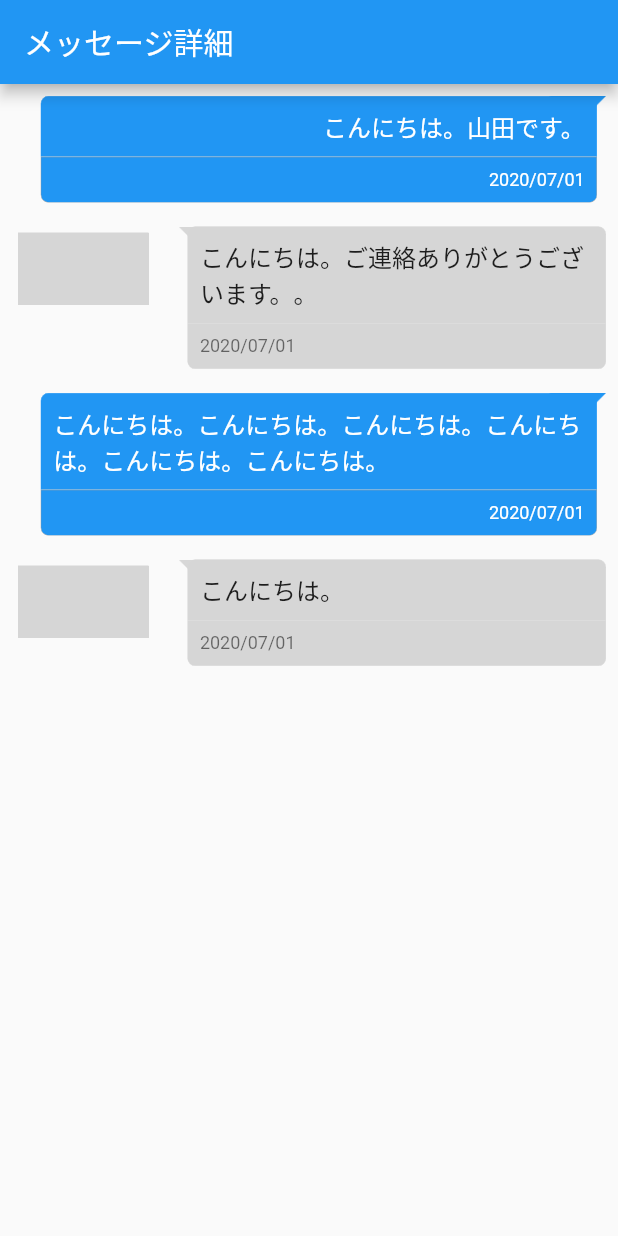
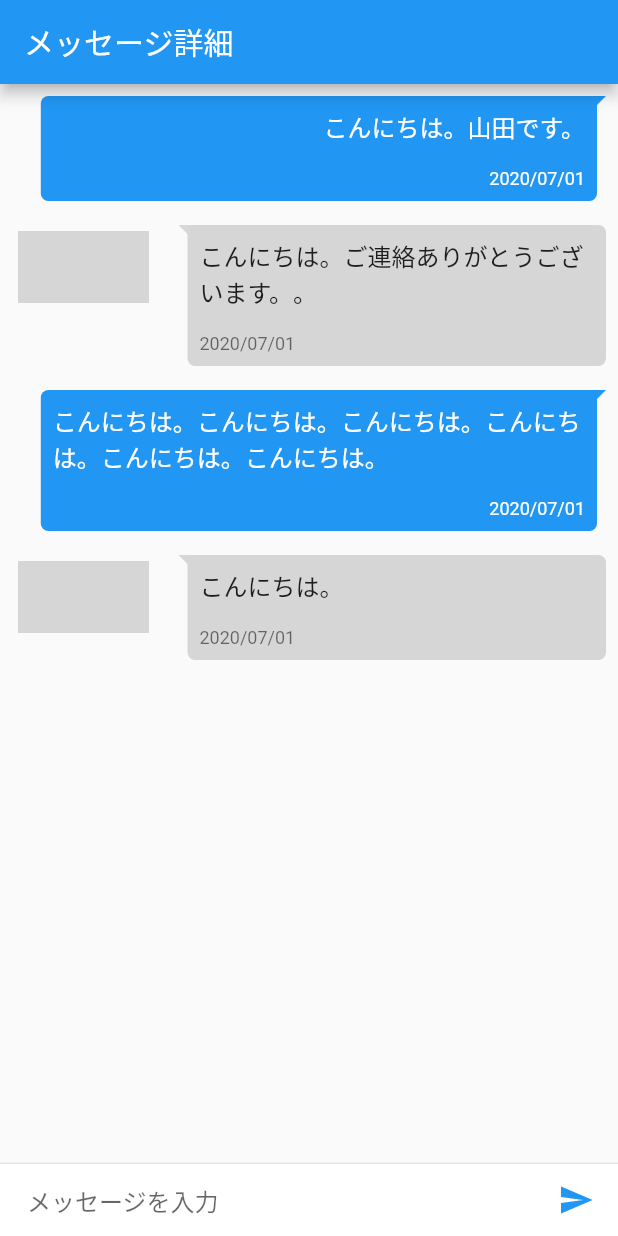
Before and after one commit to stv-ekushida/flutter_massage_screen, a Flutter app: the screen it shows after launch, on a phone screen of 412 x 824 dp. Run offline on Flutter 3.47's test engine with Material 2 defaults, Android fonts, the phone set to English and light mode, and no system bars; missing offline and left inert: flutter_advanced_networkimage; grey boxes are pictures that could not be loaded.

Commit message:
送信フォームを追加

```diff
--- /dev/null
+++ b/lib/views/compornents/message_form.dart
@@ -0,0 +1,43 @@
+import 'package:flutter/material.dart';
+
+class MessageForm extends StatelessWidget {
+  final VoidCallback onPressed;
+
+  const MessageForm({this.onPressed});
+
+  @override
+  Widget build(BuildContext context) {
+    return Container(
+        decoration: BoxDecoration(color: Theme.of(context).cardColor),
+        child: IconTheme(
+          data: IconThemeData(color: Theme.of(context).accentColor),
+          child: Container(
+            margin: const EdgeInsets.symmetric(horizontal: 2.0),
+            child: new Row(
+              children: <Widget>[
+                SizedBox(
+                  width: 16,
+                ),
+
+                //入力フォーム
+                Flexible(
+                  child: TextField(
+                    decoration: InputDecoration.collapsed(hintText: "メッセージを入力"),
+                  ),
+                ),
+
+                //送信ボタン
+                Container(
+                    margin: EdgeInsets.symmetric(horizontal: 2.0),
+                    width: 48.0,
+                    height: 48.0,
+                    child: IconButton(
+                      icon: Icon(Icons.send),
+                      onPressed: onPressed,
+                    ))
+              ],
+            ),
+          ),
+        ));
+  }
+}
--- a/lib/views/compornents/receive_message_view.dart
+++ b/lib/views/compornents/receive_message_view.dart
@@ -17,7 +17,7 @@ class ReceiveMessageView extends StatelessWidget {
           mainAxisAlignment: MainAxisAlignment.start,
           crossAxisAlignment: CrossAxisAlignment.start,
           children: <Widget>[
-            //サムネイル
+            //サムネイル画像
             Expanded(
               flex: 1,
               child: Container(
@@ -34,7 +34,7 @@ class ReceiveMessageView extends StatelessWidget {
               width: 16,
             ),
 
-            //メッセージ
+            //受信メッセージ
             Expanded(
               flex: 3,
               child: Column(
@@ -52,10 +52,6 @@ class ReceiveMessageView extends StatelessWidget {
                         margin: const EdgeInsets.only(left: 6.0),
                         decoration: BoxDecoration(
                           color: backgroundColor,
-                          border: Border.all(
-                              color: backgroundColor,
-                              width: .25,
-                              style: BorderStyle.solid),
                           borderRadius: BorderRadius.only(
                               topRight: Radius.circular(5.0),
                               topLeft: Radius.circular(5.0)),
@@ -70,15 +66,11 @@ class ReceiveMessageView extends StatelessWidget {
                     ],
                   ),
 
-                  //date time
+                  //受信日時
                   Container(
                     margin: const EdgeInsets.only(left: 6.0),
                     decoration: BoxDecoration(
                       color: backgroundColor,
-                      border: Border.all(
-                          color: backgroundColor,
-                          width: .25,
-                          style: BorderStyle.solid),
                       borderRadius: BorderRadius.only(
                         bottomRight: Radius.circular(5.0),
                         bottomLeft: Radius.circular(5.0),
@@ -96,6 +88,5 @@ class ReceiveMessageView extends StatelessWidget {
             ),
           ],
         ));
-    ;
   }
 }
--- a/lib/views/compornents/send_message_view.dart
+++ b/lib/views/compornents/send_message_view.dart
@@ -21,7 +21,6 @@ class SendMessageView extends StatelessWidget {
               Stack(
                 alignment: Alignment.topRight,
                 children: <Widget>[
-                  //for right corner
                   Image.asset(
                     'images/send_message.png',
                     fit: BoxFit.scaleDown,
@@ -30,15 +29,12 @@ class SendMessageView extends StatelessWidget {
                     color: _backgroundColor,
                   ),
 
+                  //送信メッセージ
                   Container(
                     margin: const EdgeInsets.only(right: 6.0),
                     width: MediaQuery.of(context).size.width * 0.9,
                     decoration: BoxDecoration(
                       color: Theme.of(context).primaryColor,
-                      border: Border.all(
-                          color: _backgroundColor,
-                          width: .25,
-                          style: BorderStyle.solid),
                       borderRadius: BorderRadius.only(
                         topRight: const Radius.circular(5.0),
                         topLeft: const Radius.circular(5.0),
@@ -57,14 +53,12 @@ class SendMessageView extends StatelessWidget {
                 ],
               ),
 
-              //date time
+              //送信日付
               Container(
                 margin: const EdgeInsets.only(right: 6.0),
                 width: MediaQuery.of(context).size.width * 0.9,
                 decoration: BoxDecoration(
                   color: _backgroundColor,
-                  border: Border.all(
-                      color: Colors.grey, width: .25, style: BorderStyle.solid),
                   borderRadius: BorderRadius.only(
                     bottomRight: Radius.circular(5.0),
                     bottomLeft: Radius.circular(5.0),
--- a/lib/views/screens/message_detail_page.dart
+++ b/lib/views/screens/message_detail_page.dart
@@ -2,6 +2,7 @@ import 'package:flutter/material.dart';
 import 'package:flutter_massage_screen/data/message_type.dart';
 import 'package:flutter_massage_screen/models/message.dart';
 import 'package:flutter_massage_screen/viewmodels/message_viewmodel.dart';
+import 'package:flutter_massage_screen/views/compornents/message_form.dart';
 import 'package:flutter_massage_screen/views/compornents/receive_message_view.dart';
 import 'package:flutter_massage_screen/views/compornents/send_message_view.dart';
 import 'package:provider/provider.dart';
@@ -54,7 +55,14 @@ class _MessageDetailPageState extends State<MessageDetailPage> {
                             message: msg,
                           );
                   }),
+            ),
+
+            //
+            Divider(height: 1.0),
+            MessageForm(
+              onPressed: () {},
             )
+            //
           ],
         ),
       ),
```
